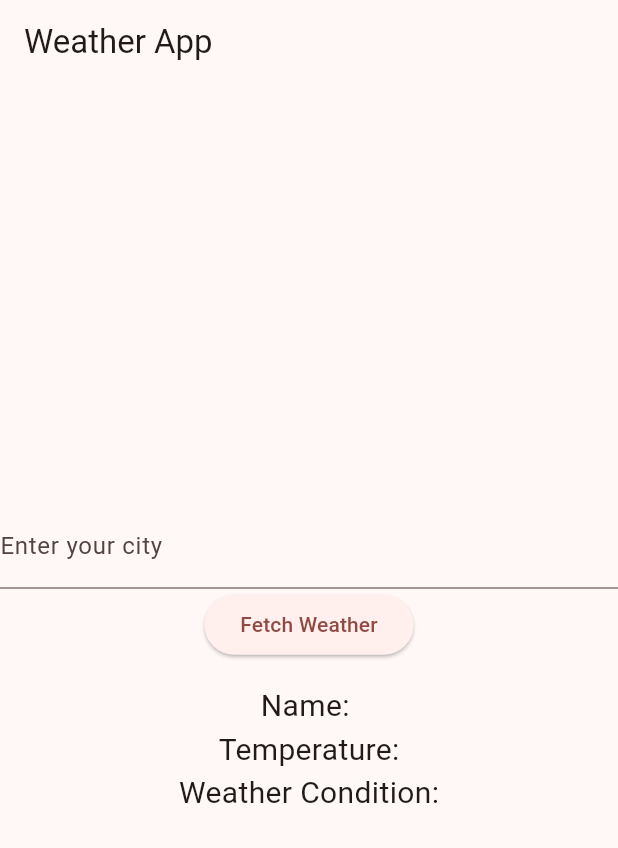
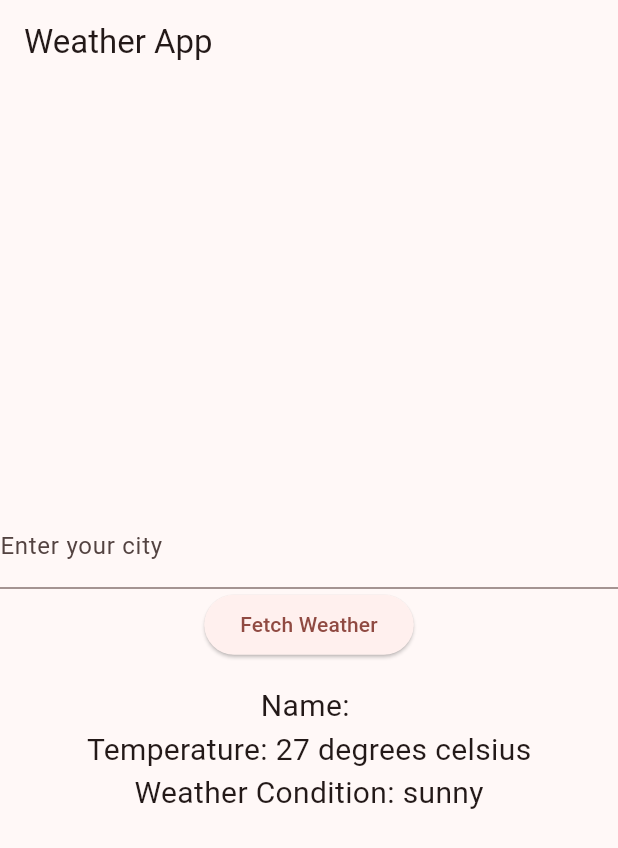
Before and after one commit to NyimaG/weather_app, a Flutter app: the screen it shows after launch, after a tap on "Fetch Weather", on a phone screen of 412 x 824 dp. Shown: the top 848 px of the screen. Run offline on Flutter 3.47's test engine with Material 3 defaults, Android fonts, the phone set to English and light mode, and no system bars.

Commit message:
Simulated and Displayed weather information

```diff
--- a/lib/main.dart
+++ b/lib/main.dart
@@ -1,5 +1,5 @@
 import 'package:flutter/material.dart';
-//import 'dart:math';
+import 'dart:math';
 
 void main() {
   runApp(const MyApp());
@@ -29,11 +29,14 @@ class weather extends StatefulWidget {
 
 class _WeatherState extends State<weather> {
   final titleController = TextEditingController();
-  String cityname = "No Value Entered";
-  String weather_cond = "Not set";
+  String cityname = " ";
+  String weather_cond = " ";
+  var temp = 0;
   void _setText() {
     setState(() {
       cityname = titleController.text;
+      weather_cond = "sunny";
+      temp = Random().nextInt(16) + 15;
     });
   }
 
@@ -64,11 +67,11 @@ class _WeatherState extends State<weather> {
                 style: TextStyle(fontSize: 20.0),
               ),
               Text(
-                'Temperature:',
+                'Temperature: $temp degrees celsius',
                 style: TextStyle(fontSize: 20.0),
               ),
               Text(
-                'Weather Condition:',
+                'Weather Condition: $weather_cond',
                 style: TextStyle(fontSize: 20.0),
               ),
             ]),
```
